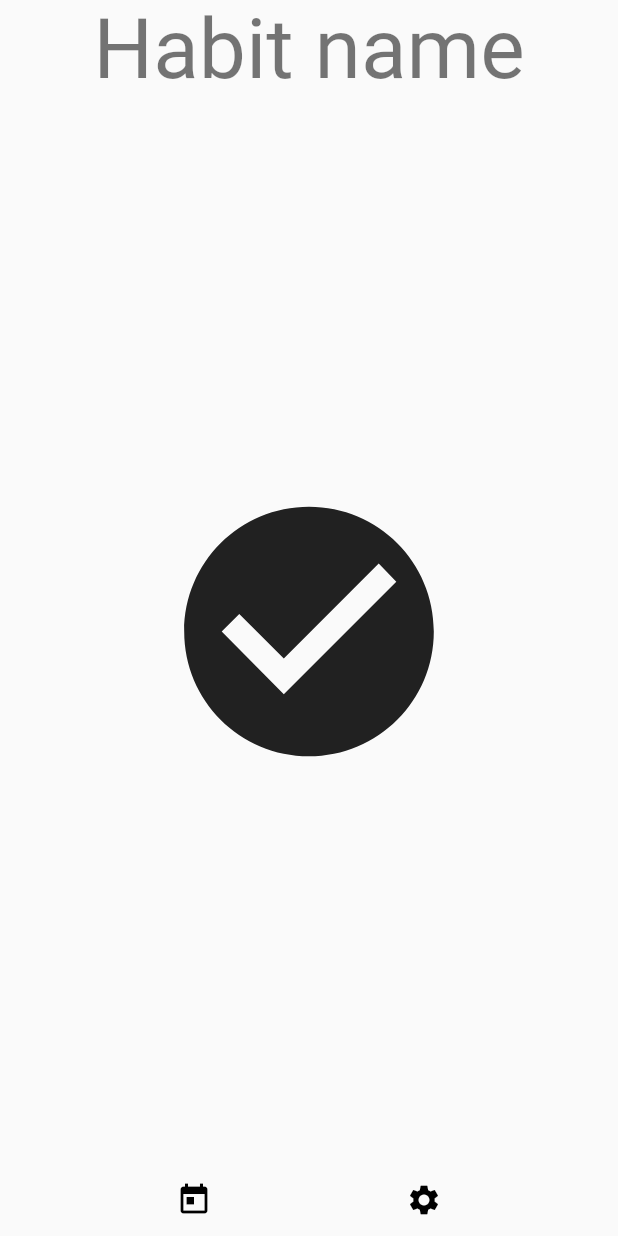
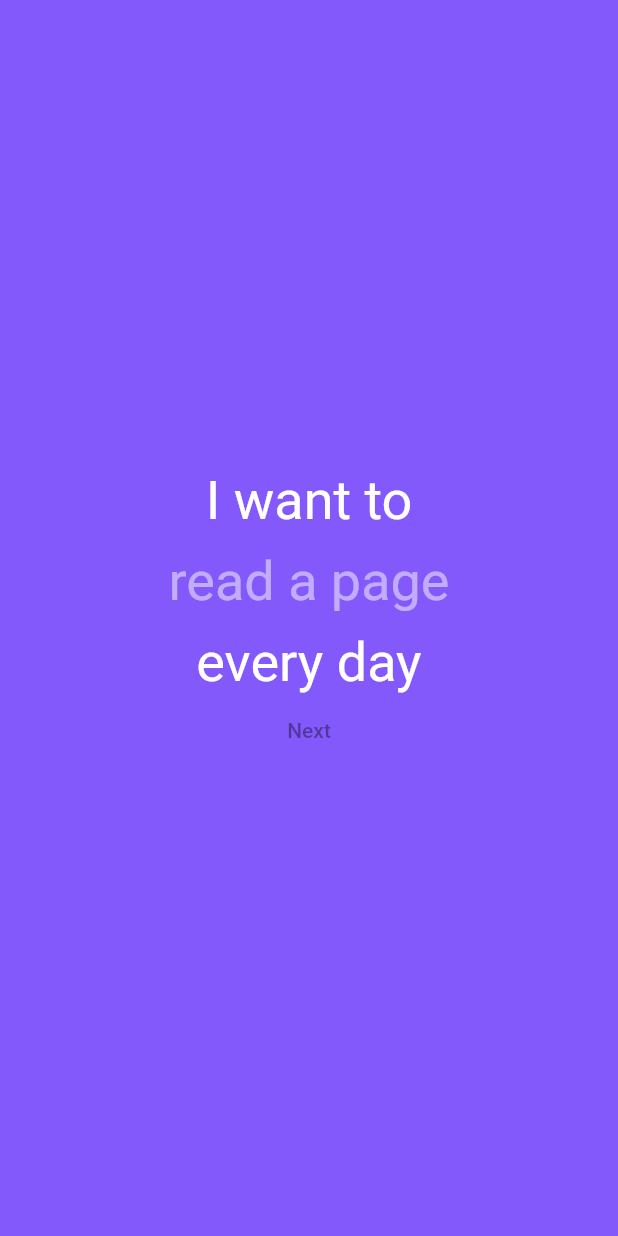
Before and after one commit to jac-snall/habit_tracker, a Flutter app: the screen it shows after launch, on a phone screen of 412 x 824 dp. Run offline on Flutter 3.47's test engine with Material 2 defaults, Android fonts, the phone set to English and light mode, and no system bars.

Commit message:
Created start view

```diff
--- /dev/null
+++ b/lib/Views/start_view.dart
@@ -0,0 +1,41 @@
+import 'package:flutter/material.dart';
+
+class StartView extends StatelessWidget {
+  const StartView({Key? key}) : super(key: key);
+
+  @override
+  Widget build(BuildContext context) {
+    return Scaffold(
+      body: SafeArea(
+        child: Center(
+          child: Container(
+            width: 300,
+            child: Column(
+              crossAxisAlignment: CrossAxisAlignment.center,
+              mainAxisAlignment: MainAxisAlignment.center,
+              children: [
+                Text('I want to'),
+                TextField(
+                  minLines: 1,
+                  maxLines: 5,
+                  textAlign: TextAlign.center,
+                  style: Theme.of(context).textTheme.bodyText2,
+                  decoration: InputDecoration(
+                    hintText: 'read a page',
+                    hintStyle: Theme.of(context)
+                        .textTheme
+                        .bodyText2
+                        ?.copyWith(color: Color(0x7FFFFFFF)),
+                    border: InputBorder.none,
+                  ),
+                ),
+                Text('every day'),
+                TextButton(onPressed: null, child: Text('Next'))
+              ],
+            ),
+          ),
+        ),
+      ),
+    );
+  }
+}
--- a/lib/main.dart
+++ b/lib/main.dart
@@ -1,4 +1,5 @@
 import 'package:flutter/material.dart';
+import 'Views/start_view.dart';
 
 void main() {
   runApp(MyApp());
@@ -21,8 +22,13 @@ class MyApp extends StatelessWidget {
           // Notice that the counter didn't reset back to zero; the application
           // is not restarted.
           primarySwatch: Colors.blue,
-      ),
-      home: MyHomePage(title: 'Flutter Demo Home Page'),
+          primaryColor: Color(0xFF8359FB),
+          scaffoldBackgroundColor: Color(0xFF8359FB),
+          textTheme: const TextTheme(
+            bodyText2: TextStyle(color: Colors.white, fontSize: 36),
+          )),
+      //home: MyHomePage(title: 'Flutter Demo Home Page'),
+      home: StartView(),
     );
   }
 }
```
Lines whose indentation alone changed are shown as unchanged.
